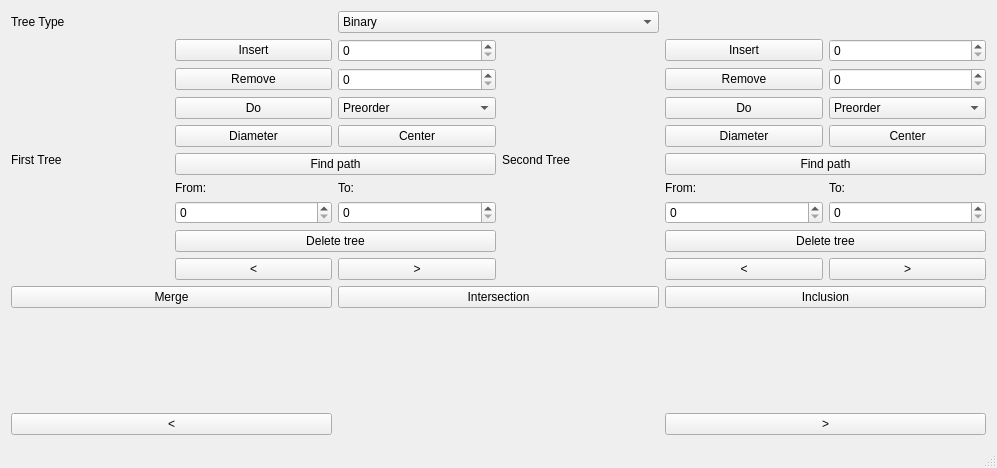
This is Lab2/TreeVisualizer/mainwindow.ui in dgck/tree_visualizer as Qt 5 draws it before an edit. The edited form follows.
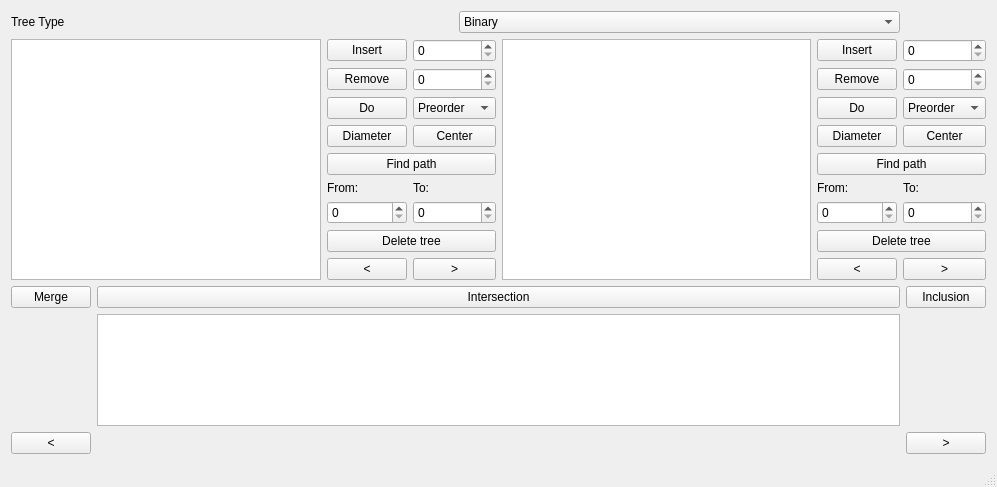
This is the edited form.

Commit message: change label to qgraphics view

```diff
--- a/Lab2/TreeVisualizer/mainwindow.ui
+++ b/Lab2/TreeVisualizer/mainwindow.ui
@@ -7,7 +7,7 @@
     <x>0</x>
     <y>0</y>
     <width>997</width>
-    <height>468</height>
+    <height>487</height>
    </rect>
   </property>
   <property name="windowTitle">
@@ -31,114 +31,90 @@
     </item>
     <item row="1" column="0" colspan="3">
      <layout class="QGridLayout" name="gridLayout_4">
-      <item row="0" column="0">
+      <item row="0" column="1">
        <layout class="QGridLayout" name="gridLayout_2">
-        <item row="2" column="2">
-         <widget class="QComboBox" name="order_cb1">
-          <item>
-           <property name="text">
-            <string>Preorder</string>
-           </property>
-          </item>
-          <item>
-           <property name="text">
-            <string>Postorder</string>
-           </property>
-          </item>
-          <item>
-           <property name="text">
-            <string>Inorder</string>
-           </property>
-          </item>
-         </widget>
-        </item>
-        <item row="5" column="2">
-         <widget class="QLabel" name="lbl3">
+        <item row="1" column="0">
+         <widget class="QPushButton" name="remove1BTN">
           <property name="text">
-           <string>To:</string>
+           <string>Remove</string>
           </property>
          </widget>
         </item>
-        <item row="0" column="1">
-         <widget class="QPushButton" name="insert1BTN">
-          <property name="text">
-           <string>Insert</string>
-          </property>
-         </widget>
-        </item>
-        <item row="3" column="2">
-         <widget class="QPushButton" name="Center1BTN">
-          <property name="text">
-           <string>Center</string>
-          </property>
-         </widget>
-        </item>
-        <item row="7" column="1" colspan="2">
+        <item row="7" column="0" colspan="2">
          <widget class="QPushButton" name="delete1TreeBTN">
           <property name="text">
            <string>Delete tree</string>
           </property>
          </widget>
         </item>
-        <item row="8" column="2">
+        <item row="5" column="0">
+         <widget class="QLabel" name="lbl2">
+          <property name="text">
+           <string>From:</string>
+          </property>
+         </widget>
+        </item>
+        <item row="8" column="1">
          <widget class="QPushButton" name="next1">
           <property name="text">
            <string>&gt;</string>
           </property>
          </widget>
         </item>
-        <item row="0" column="0" rowspan="9">
-         <widget class="QLabel" name="firstTree_img">
-          <property name="text">
-           <string>First Tree</string>
-          </property>
-         </widget>
-        </item>
-        <item row="3" column="1">
+        <item row="3" column="0">
          <widget class="QPushButton" name="diametr1BTN">
           <property name="text">
            <string>Diameter</string>
           </property>
          </widget>
         </item>
-        <item row="6" column="2">
-         <widget class="QSpinBox" name="to1"/>
-        </item>
-        <item row="5" column="1">
-         <widget class="QLabel" name="lbl2">
-          <property name="text">
-           <string>From:</string>
-          </property>
-         </widget>
-        </item>
-        <item row="8" column="1">
-         <widget class="QPushButton" name="prev1">
-          <property name="text">
-           <string>&lt;</string>
-          </property>
-         </widget>
-        </item>
-        <item row="0" column="2">
-         <widget class="QSpinBox" name="insElem1"/>
-        </item>
-        <item row="1" column="2">
-         <widget class="QSpinBox" name="removeElem1"/>
-        </item>
-        <item row="4" column="1" colspan="2">
+        <item row="4" column="0" colspan="2">
          <widget class="QPushButton" name="findPath1BTN">
           <property name="text">
            <string>Find path</string>
           </property>
          </widget>
         </item>
-        <item row="1" column="1">
-         <widget class="QPushButton" name="remove1BTN">
-          <property name="text">
-           <string>Remove</string>
-          </property>
-         </widget>
-        </item>
         <item row="2" column="1">
+         <widget class="QComboBox" name="order_cb1">
+          <item>
+           <property name="text">
+            <string>Preorder</string>
+           </property>
+          </item>
+          <item>
+           <property name="text">
+            <string>Postorder</string>
+           </property>
+          </item>
+          <item>
+           <property name="text">
+            <string>Inorder</string>
+           </property>
+          </item>
+         </widget>
+        </item>
+        <item row="5" column="1">
+         <widget class="QLabel" name="lbl3">
+          <property name="text">
+           <string>To:</string>
+          </property>
+         </widget>
+        </item>
+        <item row="1" column="1">
+         <widget class="QSpinBox" name="removeElem1"/>
+        </item>
+        <item row="3" column="1">
+         <widget class="QPushButton" name="Center1BTN">
+          <property name="text">
+           <string>Center</string>
+          </property>
+         </widget>
+        </item>
+        <item row="0" column="1">
+         <widget class="QSpinBox" name="insElem1"/>
+        </item>
+        <item row="2" column="0">
          <widget class="QPushButton" name="order1BTN">
           <property name="text">
            <string>Do</string>
@@ -146,102 +122,99 @@
          </widget>
         </item>
         <item row="6" column="1">
+         <widget class="QSpinBox" name="to1"/>
+        </item>
+        <item row="8" column="0">
+         <widget class="QPushButton" name="prev1">
+          <property name="text">
+           <string>&lt;</string>
+          </property>
+         </widget>
+        </item>
+        <item row="6" column="0">
          <widget class="QSpinBox" name="from1"/>
         </item>
+        <item row="0" column="0">
+         <widget class="QPushButton" name="insert1BTN">
+          <property name="text">
+           <string>Insert</string>
+          </property>
+         </widget>
+        </item>
        </layout>
       </item>
-      <item row="0" column="1">
+      <item row="0" column="3">
        <layout class="QGridLayout" name="gridLayout_3">
-        <item row="2" column="1">
+        <item row="2" column="0">
          <widget class="QPushButton" name="order2BTN">
           <property name="text">
            <string>Do</string>
           </property>
          </widget>
         </item>
-        <item row="3" column="2">
-         <widget class="QPushButton" name="Center2BTN">
-          <property name="text">
-           <string>Center</string>
-          </property>
-         </widget>
+        <item row="1" column="1">
+         <widget class="QSpinBox" name="removeElem2"/>
         </item>
-        <item row="0" column="2">
-         <widget class="QSpinBox" name="insElem2"/>
-        </item>
-        <item row="8" column="1">
-         <widget class="QPushButton" name="prev2">
+        <item row="5" column="1">
+         <widget class="QLabel" name="lbl5">
           <property name="text">
-           <string>&lt;</string>
+           <string>To:</string>
           </property>
          </widget>
         </item>
-        <item row="7" column="1" colspan="2">
-         <widget class="QPushButton" name="delete2TreeBTN">
-          <property name="text">
-           <string>Delete tree</string>
-          </property>
-         </widget>
-        </item>
-        <item row="3" column="1">
+        <item row="3" column="0">
          <widget class="QPushButton" name="diametr2BTN">
           <property name="text">
            <string>Diameter</string>
           </property>
          </widget>
         </item>
-        <item row="5" column="1">
-         <widget class="QLabel" name="lbl4">
+        <item row="7" column="0" colspan="2">
+         <widget class="QPushButton" name="delete2TreeBTN">
           <property name="text">
-           <string>From:</string>
+           <string>Delete tree</string>
           </property>
          </widget>
         </item>
-        <item row="4" column="1" colspan="2">
-         <widget class="QPushButton" name="findPath2BTN">
-          <property name="text">
-           <string>Find path</string>
-          </property>
-         </widget>
-        </item>
-        <item row="8" column="2">
+        <item row="8" column="1">
          <widget class="QPushButton" name="next2">
           <property name="text">
            <string>&gt;</string>
           </property>
          </widget>
         </item>
-        <item row="6" column="2">
-         <widget class="QSpinBox" name="to2"/>
-        </item>
-        <item row="5" column="2">
-         <widget class="QLabel" name="lbl5">
-          <property name="text">
-           <string>To:</string>
-          </property>
-         </widget>
-        </item>
-        <item row="6" column="1">
-         <widget class="QSpinBox" name="from2"/>
-        </item>
-        <item row="0" column="1">
+        <item row="0" column="0">
          <widget class="QPushButton" name="insert2BTN">
           <property name="text">
            <string>Insert</string>
           </property>
          </widget>
         </item>
-        <item row="1" column="1">
+        <item row="4" column="0" colspan="2">
+         <widget class="QPushButton" name="findPath2BTN">
+          <property name="text">
+           <string>Find path</string>
+          </property>
+         </widget>
+        </item>
+        <item row="1" column="0">
          <widget class="QPushButton" name="remove2BTN">
           <property name="text">
            <string>Remove</string>
           </property>
          </widget>
         </item>
-        <item row="1" column="2">
-         <widget class="QSpinBox" name="removeElem2"/>
+        <item row="0" column="1">
+         <widget class="QSpinBox" name="insElem2"/>
         </item>
-        <item row="2" column="2">
+        <item row="8" column="0">
+         <widget class="QPushButton" name="prev2">
+          <property name="text">
+           <string>&lt;</string>
+          </property>
+         </widget>
+        </item>
+        <item row="2" column="1">
          <widget class="QComboBox" name="order_cb2">
           <item>
            <property name="text">
@@ -260,15 +233,34 @@
           </item>
          </widget>
         </item>
-        <item row="0" column="0" rowspan="9">
-         <widget class="QLabel" name="secondTree_img">
+        <item row="6" column="0">
+         <widget class="QSpinBox" name="from2"/>
+        </item>
+        <item row="6" column="1">
+         <widget class="QSpinBox" name="to2"/>
+        </item>
+        <item row="5" column="0">
+         <widget class="QLabel" name="lbl4">
           <property name="text">
-           <string>Second Tree</string>
+           <string>From:</string>
+          </property>
+         </widget>
+        </item>
+        <item row="3" column="1">
+         <widget class="QPushButton" name="Center2BTN">
+          <property name="text">
+           <string>Center</string>
           </property>
          </widget>
         </item>
        </layout>
       </item>
+      <item row="0" column="0">
+       <widget class="QGraphicsView" name="firstTree_img"/>
+      </item>
+      <item row="0" column="2">
+       <widget class="QGraphicsView" name="secondTree_img"/>
+      </item>
      </layout>
     </item>
     <item row="0" column="0" colspan="2">
@@ -317,11 +309,7 @@
      </layout>
     </item>
     <item row="3" column="1">
-     <widget class="QLabel" name="resultImg">
-      <property name="text">
-       <string/>
-      </property>
-     </widget>
+     <widget class="QGraphicsView" name="resultImg"/>
     </item>
     <item row="4" column="2">
      <widget class="QPushButton" name="next3">
```
Left out of the diff: 56 changed lines with no effect on the pictures. The commit also changes 2 other files.
